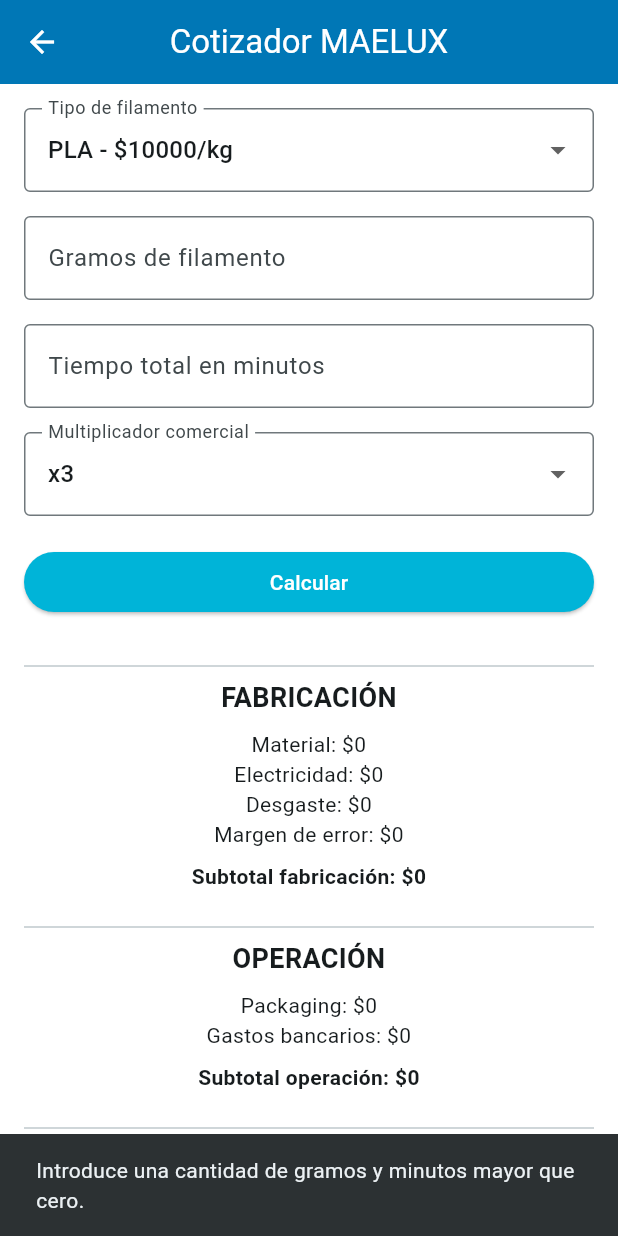
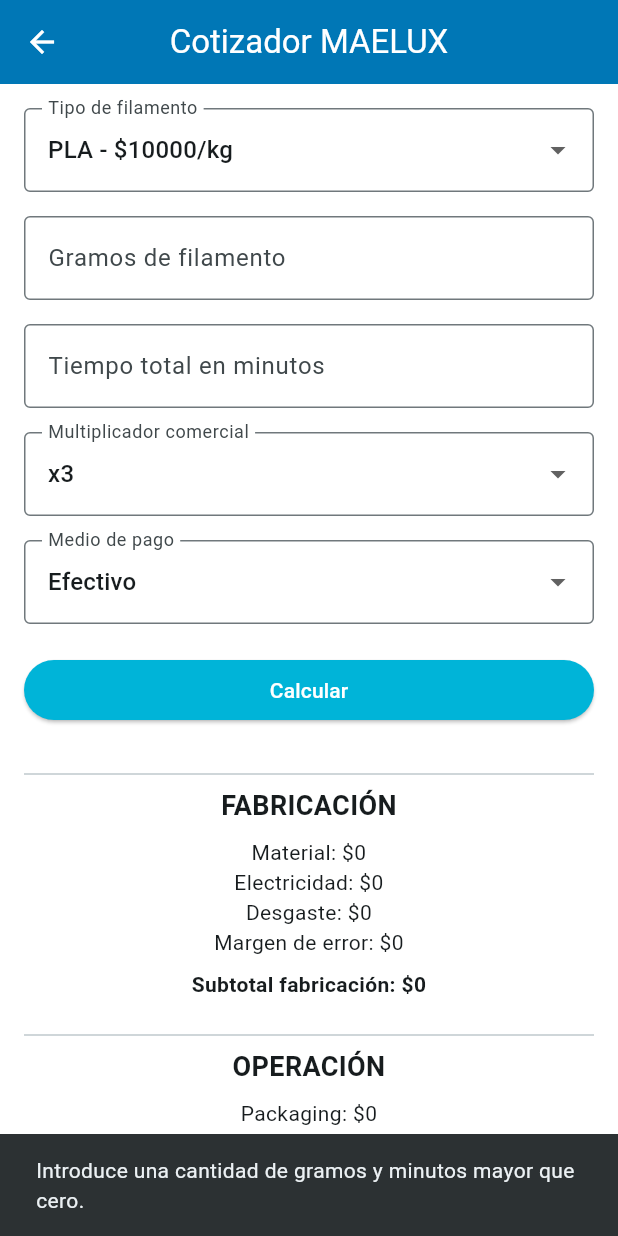
Before and after one commit to Mescobarsepulveda93/maelux-manager, a Flutter app: the CotizadorScreen screen opened directly, after a tap on "Calcular", on a phone screen of 412 x 824 dp. Run offline on Flutter 3.47's test engine with Material 3 defaults, Android fonts, the phone set to English and light mode, and no system bars.

Commit message:
Add payment method and card commission

```diff
--- a/lib/screens/cotizador_screen.dart
+++ b/lib/screens/cotizador_screen.dart
@@ -15,6 +15,9 @@
   Material3D materialSeleccionado = materialesDemo.first;
   final List<double> multiplicadores = [2, 3, 5];
   double multiplicadorComercial = 3;
+  final List<String> mediosPago = ['Efectivo', 'Transferencia', 'Tarjetas'];
+
+  String medioPagoSeleccionado = 'Efectivo';
   double costoMaterial = 0;
   double costoElectricidad = 0;
   double costoDesgaste = 0;
@@ -54,7 +57,13 @@
     final double operacional = packaging + gastosBancarios;
     final double empresa = fabricacion + operacional;
     final double sugerido = empresa * multiplicadorComercial;
-    final double getnet = CostosService.calcularGetnet(sugerido);
+    final double getnet;
+
+    if (medioPagoSeleccionado == 'Tarjetas') {
+      getnet = CostosService.calcularGetnet(sugerido);
+    } else {
+      getnet = 0;
+    }
     setState(() {
       costoMaterial = material;
       costoElectricidad = electricidad;
@@ -151,6 +160,30 @@
                 }
                 setState(() {
                   multiplicadorComercial = nuevoMultiplicador;
+                });
+              },
+            ),
+            const SizedBox(height: 16),
+
+            DropdownButtonFormField<String>(
+              initialValue: medioPagoSeleccionado,
+              decoration: const InputDecoration(
+                labelText: 'Medio de pago',
+                border: OutlineInputBorder(),
+              ),
+              items: mediosPago.map((medioPago) {
+                return DropdownMenuItem<String>(
+                  value: medioPago,
+                  child: Text(medioPago),
+                );
+              }).toList(),
+              onChanged: (nuevoMedioPago) {
+                if (nuevoMedioPago == null) {
+                  return;
+                }
+
+                setState(() {
+                  medioPagoSeleccionado = nuevoMedioPago;
                 });
               },
             ),
@@ -252,7 +285,12 @@
             ),
             const SizedBox(height: 8),
             Text(
-              'Getnet estimado: '
+              'Medio de pago: $medioPagoSeleccionado',
+              textAlign: TextAlign.center,
+            ),
+
+            Text(
+              'Comisión para tarjetas: '
               '\$${costoGetnet.toStringAsFixed(0)}',
               textAlign: TextAlign.center,
             ),
```
